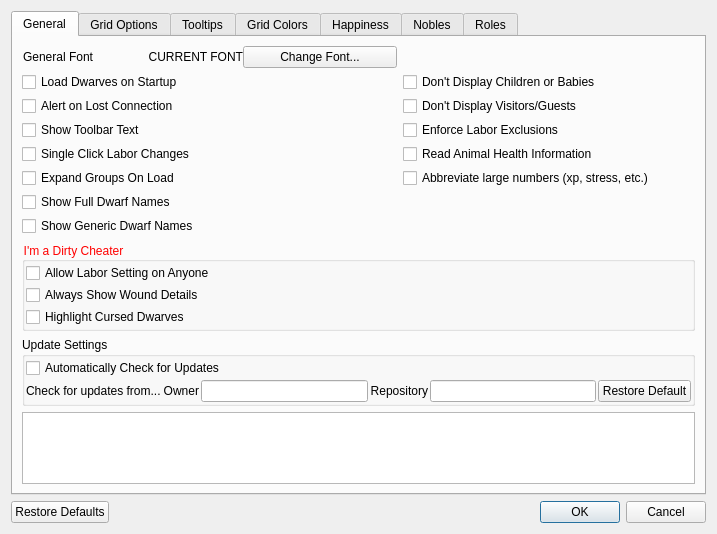
Old version of the form ui/optionsmenu.ui in the repository Dwarf-Therapist/Dwarf-Therapist.
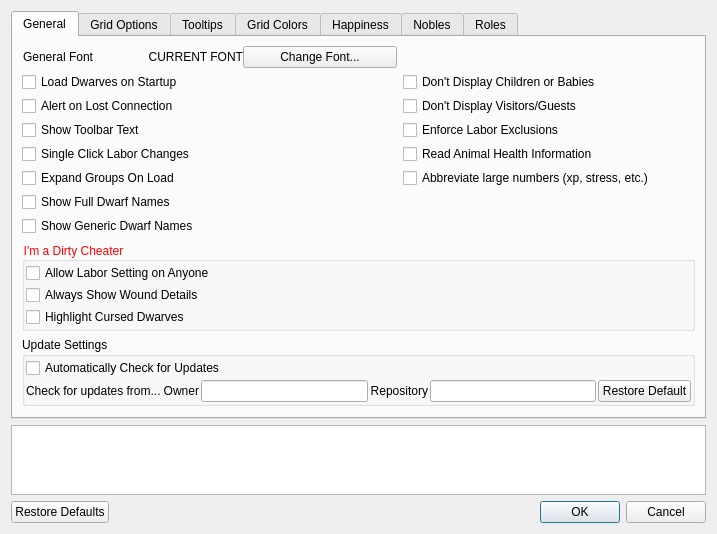
New version of the form. Icons and pictures are not drawn.

What changed in the file:
```diff
--- a/ui/optionsmenu.ui
+++ b/ui/optionsmenu.ui
@@ -20,7 +20,7 @@
    <iconset resource="../resources.qrc">
     <normaloff>:/img/color_wheel.png</normaloff>:/img/color_wheel.png</iconset>
   </property>
-  <layout class="QVBoxLayout" name="vbox" stretch="0,0">
+  <layout class="QVBoxLayout" name="vbox" stretch="0,0,0">
    <item>
     <widget class="QTabWidget" name="tabWidget">
      <property name="enabled">
@@ -560,22 +560,6 @@
          </property>
         </spacer>
        </item>
-       <item>
-        <widget class="QTextEdit" name="text_status_tip">
-         <property name="sizePolicy">
-          <sizepolicy hsizetype="Expanding" vsizetype="Preferred">
-           <horstretch>0</horstretch>
-           <verstretch>0</verstretch>
-          </sizepolicy>
-         </property>
-         <property name="undoRedoEnabled">
-          <bool>false</bool>
-         </property>
-         <property name="textInteractionFlags">
-          <set>Qt::LinksAccessibleByMouse|Qt::TextSelectableByKeyboard|Qt::TextSelectableByMouse</set>
-         </property>
-        </widget>
-       </item>
       </layout>
       <zorder>groupBox_updates</zorder>
       <zorder>text_status_tip</zorder>
@@ -2522,6 +2506,22 @@
      </widget>
     </widget>
    </item>
+   <item>
+    <widget class="QTextEdit" name="text_status_tip">
+     <property name="sizePolicy">
+      <sizepolicy hsizetype="Expanding" vsizetype="Preferred">
+       <horstretch>0</horstretch>
+       <verstretch>0</verstretch>
+      </sizepolicy>
+     </property>
+     <property name="undoRedoEnabled">
+      <bool>false</bool>
+     </property>
+     <property name="textInteractionFlags">
+      <set>Qt::LinksAccessibleByMouse|Qt::TextSelectableByKeyboard|Qt::TextSelectableByMouse</set>
+     </property>
+    </widget>
+   </item>
    <item>
     <layout class="QHBoxLayout" name="horizontalLayout_5">
      <property name="spacing">
```
Left out of the diff: 1 changed line with no effect on the pictures.
